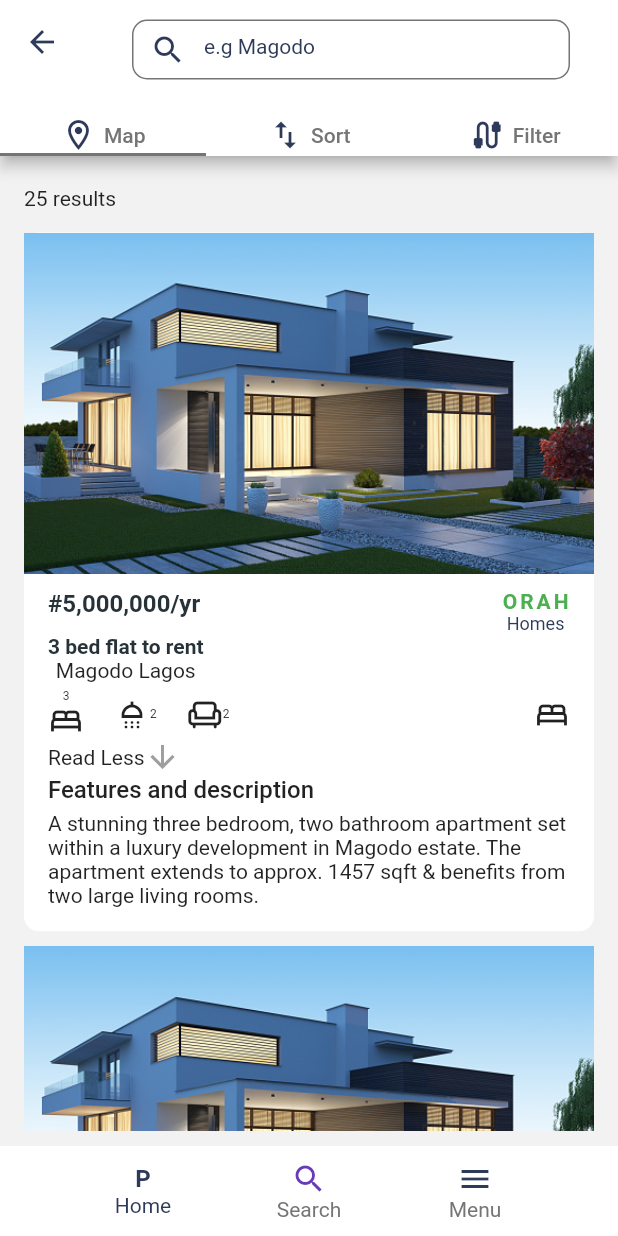
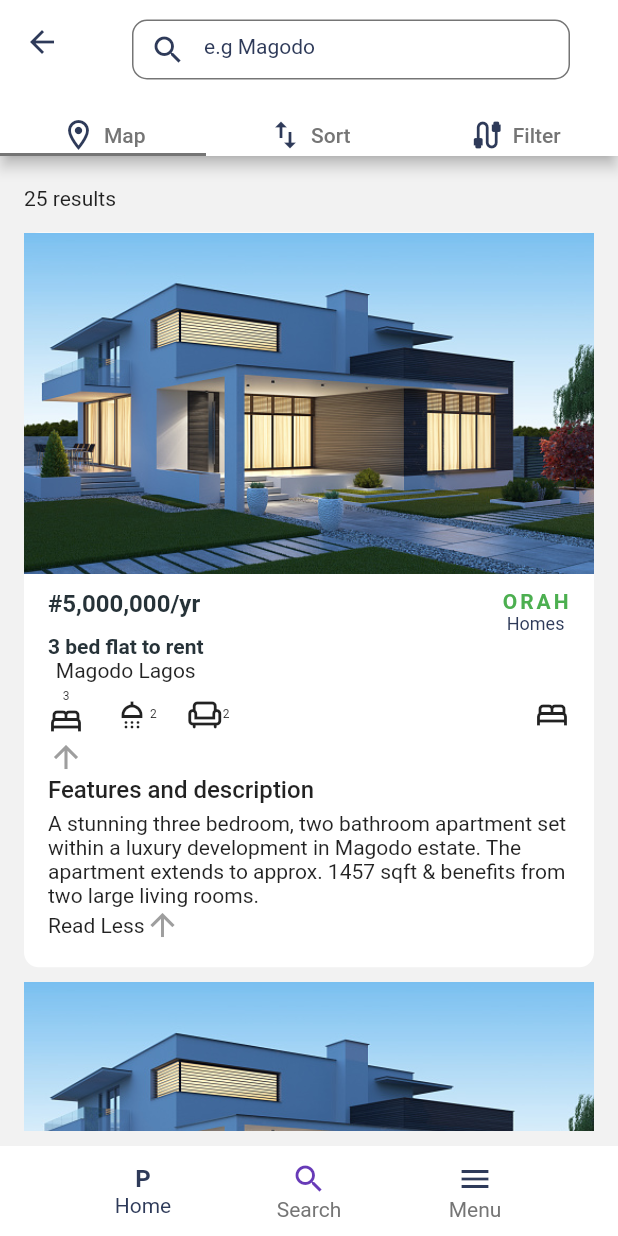
Before and after one commit to hms1759/GoldProject, a Flutter app: the HomePage screen opened directly, after a tap on an icon or button, on a phone screen of 412 x 824 dp. Run offline on Flutter 3.47's test engine with Material 2 defaults, Android fonts, the light colour scheme and no system bars; our stand-ins replace flutter_svg.

Commit message:
homepagein progress

```diff
--- a/lib/screen/dashboard/dashboardscreen.dart
+++ b/lib/screen/dashboard/dashboardscreen.dart
@@ -295,12 +295,12 @@ class _ItemsState extends State<Items> {
                           child: Row(
                             children: [
                               Text(isVisible
-                                  ? 'Read Less'
+                                  ? ''
                                   : 'More Information'),
                               Icon(
                                 isVisible
-                                    ? Icons.arrow_downward
-                                    : Icons.arrow_upward,
+                                    ? Icons.arrow_upward
+                                    : Icons.arrow_downward,
                                 color: Colors.grey,
                               ),
                             ],
@@ -315,6 +315,7 @@ class _ItemsState extends State<Items> {
 
                           child: Column(
                             children: [
+
 
                               Row(
                                 mainAxisAlignment: MainAxisAlignment.start,
@@ -334,6 +335,28 @@ class _ItemsState extends State<Items> {
                                   ' luxury development in Magodo estate. '
                                   'The apartment extends to approx. 1457 '
                                   'sqft & benefits from two large living rooms.'),
+
+                              InkWell(
+                                onTap: () {
+                                  setState(() {
+                                    isVisible = !isVisible;
+                                  });
+                                },
+                                child: Row(
+                                  children: [
+                                    Text(isVisible
+                                        ? 'Read Less'
+                                        : ''),
+                                    Icon(
+                                      isVisible
+                                          ? Icons.arrow_upward
+                                          : Icons.arrow_downward,
+                                      color: Colors.grey,
+                                    ),
+                                  ],
+                                ),
+
+                              ),
                             ],
                           ),
                         ),
```
